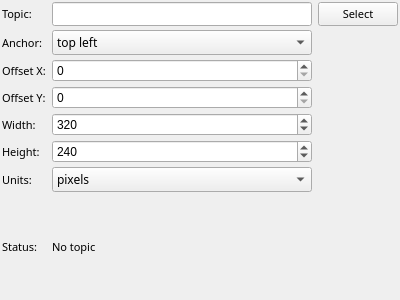
First picture: the form in mapviz_plugins/ui/disparity_config.ui, repository ros2-gbp/mapviz-release, before the edit.
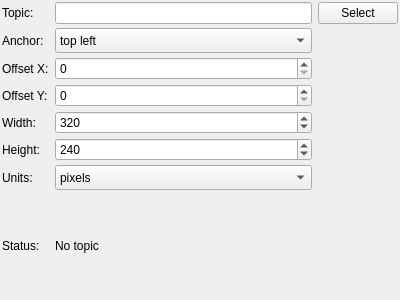
Second picture: the form after the edit.

Patch:
```diff
--- a/mapviz_plugins/ui/disparity_config.ui
+++ b/mapviz_plugins/ui/disparity_config.ui
@@ -25,12 +25,6 @@
    </property>
    <item row="9" column="0">
     <widget class="QLabel" name="label_2">
-     <property name="font">
-      <font>
-       <family>Sans Serif</family>
-       <pointsize>8</pointsize>
-      </font>
-     </property>
      <property name="text">
       <string>Status:</string>
      </property>
@@ -44,12 +38,6 @@
        <verstretch>0</verstretch>
       </sizepolicy>
      </property>
-     <property name="font">
-      <font>
-       <family>Sans Serif</family>
-       <pointsize>8</pointsize>
-      </font>
-     </property>
      <property name="styleSheet">
       <string notr="true"/>
      </property>
@@ -60,22 +48,10 @@
    </item>
    <item row="2" column="1">
     <widget class="QLineEdit" name="topic">
-     <property name="font">
-      <font>
-       <family>Sans Serif</family>
-       <pointsize>8</pointsize>
-      </font>
-     </property>
     </widget>
    </item>
    <item row="2" column="0">
     <widget class="QLabel" name="label">
-     <property name="font">
-      <font>
-       <family>Sans Serif</family>
-       <pointsize>8</pointsize>
-      </font>
-     </property>
      <property name="text">
       <string>Topic:</string>
      </property>
@@ -89,12 +65,6 @@
        <height>25</height>
       </size>
      </property>
-     <property name="font">
-      <font>
-       <family>Sans Serif</family>
-       <pointsize>9</pointsize>
-      </font>
-     </property>
      <item>
       <property name="text">
        <string>top left</string>
@@ -144,12 +114,6 @@
    </item>
    <item row="3" column="0">
     <widget class="QLabel" name="label_3">
-     <property name="font">
-      <font>
-       <family>Sans Serif</family>
-       <pointsize>8</pointsize>
-      </font>
-     </property>
      <property name="text">
       <string>Anchor:</string>
      </property>
@@ -157,12 +121,6 @@
    </item>
    <item row="4" column="0">
     <widget class="QLabel" name="label_4">
-     <property name="font">
-      <font>
-       <family>Sans Serif</family>
-       <pointsize>8</pointsize>
-      </font>
-     </property>
      <property name="text">
       <string>Offset X:</string>
      </property>
@@ -177,12 +135,6 @@
    </item>
    <item row="9" column="1" colspan="2">
     <widget class="QLabel" name="status">
-     <property name="font">
-      <font>
-       <family>Sans Serif</family>
-       <pointsize>8</pointsize>
-      </font>
-     </property>
      <property name="styleSheet">
       <string notr="true"/>
      </property>
@@ -196,12 +148,6 @@
    </item>
    <item row="5" column="0">
     <widget class="QLabel" name="label_5">
-     <property name="font">
-      <font>
-       <family>Sans Serif</family>
-       <pointsize>8</pointsize>
-      </font>
-     </property>
      <property name="text">
       <string>Offset Y:</string>
      </property>
@@ -216,12 +162,6 @@
    </item>
    <item row="6" column="0">
     <widget class="QLabel" name="label_6">
-     <property name="font">
-      <font>
-       <family>Sans Serif</family>
-       <pointsize>8</pointsize>
-      </font>
-     </property>
      <property name="text">
       <string>Width:</string>
      </property>
@@ -239,12 +179,6 @@
    </item>
    <item row="7" column="0">
     <widget class="QLabel" name="label_7">
-     <property name="font">
-      <font>
-       <family>Sans Serif</family>
-       <pointsize>8</pointsize>
-      </font>
-     </property>
      <property name="text">
       <string>Height:</string>
      </property>
@@ -262,12 +196,6 @@
    </item>
    <item row="8" column="0">
     <widget class="QLabel" name="label_8">
-     <property name="font">
-      <font>
-       <family>Sans Serif</family>
-       <pointsize>8</pointsize>
-      </font>
-     </property>
      <property name="text">
       <string>Units:</string>
      </property>
@@ -281,12 +209,6 @@
        <height>25</height>
       </size>
      </property>
-     <property name="font">
-      <font>
-       <family>Sans Serif</family>
-       <pointsize>9</pointsize>
-      </font>
-     </property>
      <item>
       <property name="text">
        <string>pixels</string>
```
